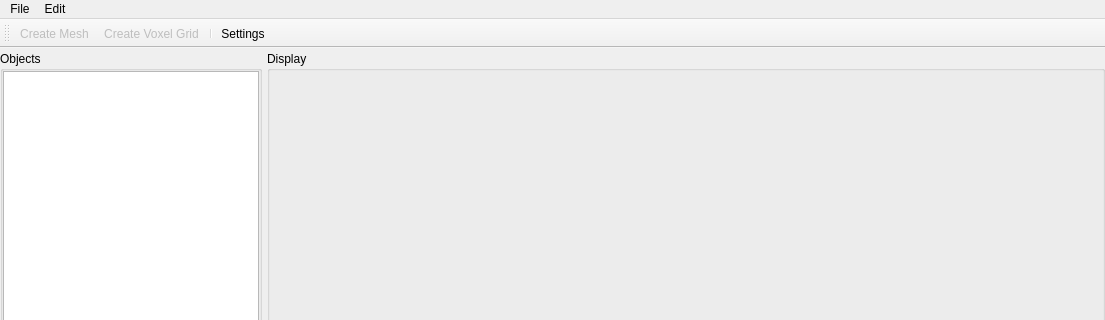
Above: WindSim/src/GUI/ui/windsim.ui from gudajan/Windsim before the change; both pictures show x 0 to 1105 and y 0 to 320 of the 1105 by 660 pixel window. Below: the same form after it.
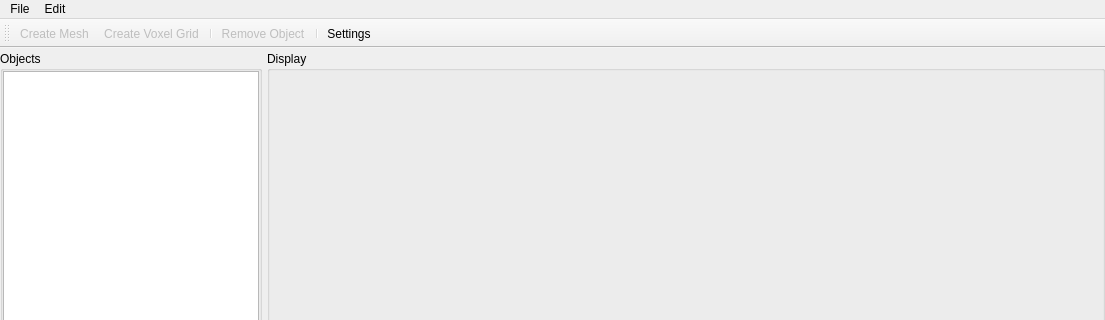
That is the form after the change. Custom widgets are drawn as their Qt base class.

Patch:
```diff
--- a/WindSim/src/GUI/ui/windsim.ui
+++ b/WindSim/src/GUI/ui/windsim.ui
@@ -301,6 +301,8 @@
    <addaction name="actionCreateMesh"/>
    <addaction name="actionCreateVoxelGrid"/>
    <addaction name="separator"/>
+   <addaction name="actionRemove"/>
+   <addaction name="separator"/>
    <addaction name="actionSettings"/>
   </widget>
   <widget class="QStatusBar" name="statusBar"/>
@@ -381,6 +383,20 @@
     <string>Create Voxel Grid</string>
    </property>
   </action>
+  <action name="actionRemove">
+   <property name="enabled">
+    <bool>false</bool>
+   </property>
+   <property name="text">
+    <string>Remove Object</string>
+   </property>
+   <property name="toolTip">
+    <string>Remove the currently selected object(s)</string>
+   </property>
+   <property name="shortcut">
+    <string>Del</string>
+   </property>
+  </action>
  </widget>
  <layoutdefault spacing="6" margin="11"/>
  <customwidgets>
```
Left out of the diff: 1 changed line with no effect on the pictures.
